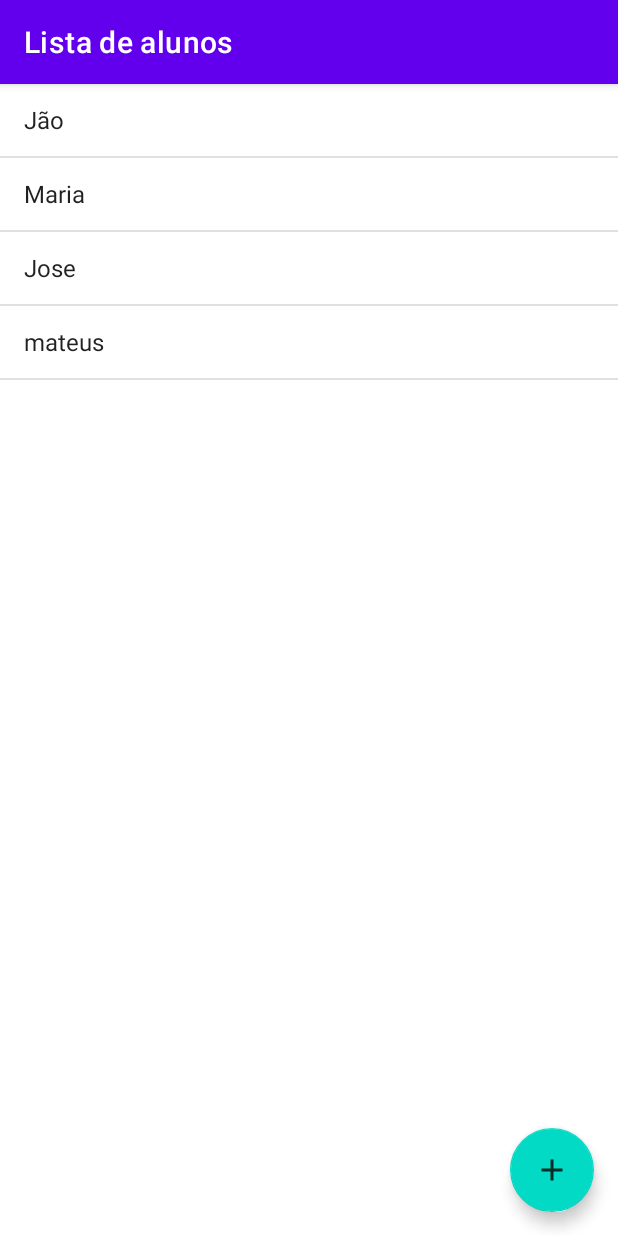
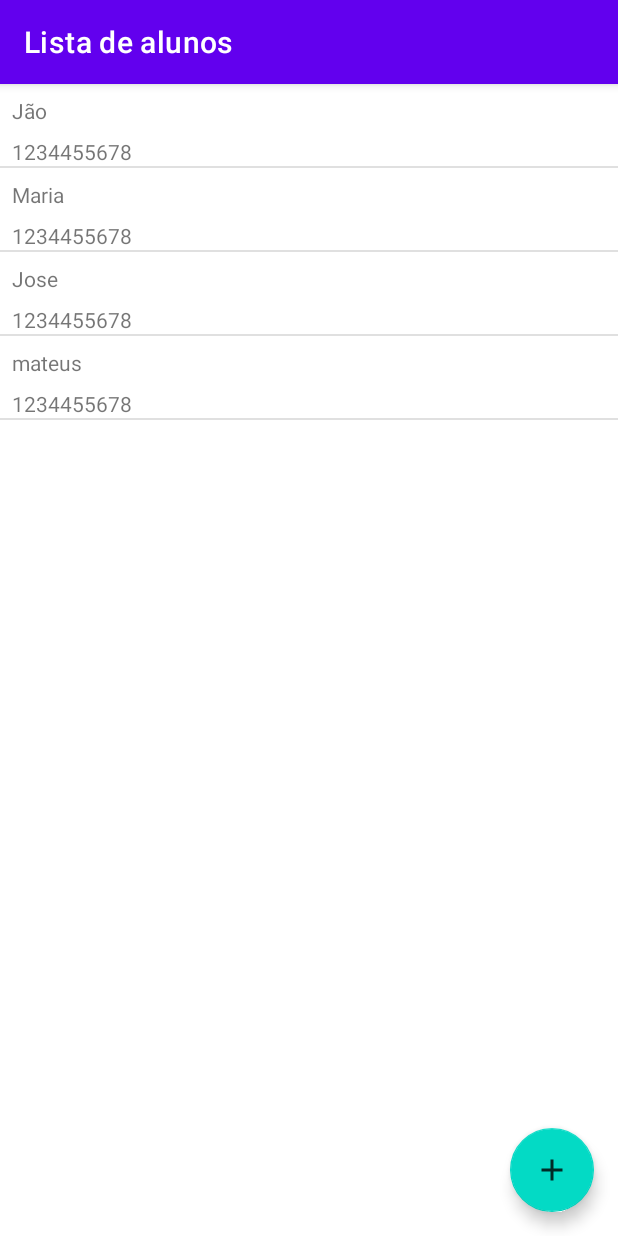
Before and after one commit to A-Pass-Studies/alura.android-training.project01-student-contacts, an Android app: the screen it shows after launch (ListaAlunoActivity), on a phone screen of 412 x 824 dp. Run offline under Robolectric (Android 15) with nearby library versions, the phone set to English and light mode, and no system bars.

Commit message:
Adiciona Adapter personalizado para lista de alunos

```diff
--- a/app/src/main/java/br/com/alura/agenda/model/Aluno.java
+++ b/app/src/main/java/br/com/alura/agenda/model/Aluno.java
@@ -19,6 +19,7 @@ public class Aluno implements Serializable {
         this.telefone = telefone;
         this.email = email;
     }
+
 
     public int getId() {
         return id;
--- a/app/src/main/java/br/com/alura/agenda/ui/activity/ListaAlunoActivity.java
+++ b/app/src/main/java/br/com/alura/agenda/ui/activity/ListaAlunoActivity.java
@@ -9,8 +9,10 @@ import android.util.Log;
 import android.view.ContextMenu;
 import android.view.MenuItem;
 import android.view.View;
+import android.view.ViewGroup;
 import android.widget.AdapterView;
 import android.widget.ArrayAdapter;
+import android.widget.BaseAdapter;
 import android.widget.ListView;
 
 import com.google.android.material.floatingactionbutton.FloatingActionButton;
@@ -22,12 +24,13 @@ import br.com.alura.agenda.R;
 import br.com.alura.agenda.dao.AlunoDAO;
 import br.com.alura.agenda.dao.AlunoDAOImpl;
 import br.com.alura.agenda.model.Aluno;
+import br.com.alura.agenda.ui.adapter.ListaAlunosAdapter;
 
 public class ListaAlunoActivity extends AppCompatActivity {
 
     private AlunoDAO alunoDAO = new AlunoDAOImpl();
 
-    private ArrayAdapter alunosListVwAdapter;
+    private ListaAlunosAdapter alunosListVwAdapter;
 
     @Override
     protected void onCreate(Bundle savedInstanceState) {
@@ -74,7 +77,7 @@ public class ListaAlunoActivity extends AppCompatActivity {
 
     private void setupAlunosListView() {
         ListView alunosListVw = findViewById(R.id.activity_lista_alunos_listview);
-        alunosListVwAdapter = new ArrayAdapter<>(this, android.R.layout.simple_list_item_1);
+        alunosListVwAdapter = new ListaAlunosAdapter();
         alunosListVw.setAdapter(alunosListVwAdapter);
         alunosListVw.setOnItemClickListener(this::onAlunoClick);
         registerForContextMenu(alunosListVw);
--- /dev/null
+++ b/app/src/main/java/br/com/alura/agenda/ui/adapter/ListaAlunosAdapter.java
@@ -0,0 +1,60 @@
+package br.com.alura.agenda.ui.adapter;
+
+import android.content.Context;
+import android.view.LayoutInflater;
+import android.view.View;
+import android.view.ViewGroup;
+import android.widget.BaseAdapter;
+import android.widget.TextView;
+
+import java.util.ArrayList;
+import java.util.List;
+
+import br.com.alura.agenda.R;
+import br.com.alura.agenda.model.Aluno;
+
+public class ListaAlunosAdapter extends BaseAdapter {
+
+    private final List<Aluno> alunos = new ArrayList<>();
+
+    @Override
+    public int getCount() {
+        return alunos.size();
+    }
+
+    @Override
+    public Aluno getItem(int posicao) {
+        return alunos.get(posicao);
+    }
+
+    @Override
+    public long getItemId(int posicao) {
+        return alunos.get(posicao).getId();
+    }
+
+    @Override
+    public View getView(int position, View view, ViewGroup viewGroup) {
+        View vw = LayoutInflater
+                .from(viewGroup.getContext())
+                .inflate(R.layout.item_aluno, viewGroup, false);
+
+        Aluno aluno = alunos.get(position);
+
+        ((TextView)vw.findViewById(R.id.item_aluno_nome)).setText(aluno.getNome());
+        ((TextView)vw.findViewById(R.id.item_aluno_telefone)).setText(aluno.getTelefone());
+
+        return vw;
+    }
+
+    public void clear() {
+        alunos.clear();
+    }
+
+    public void addAll(List<Aluno> alunos) {
+        this.alunos.addAll(alunos);
+    }
+
+    public void remove(Aluno aluno) {
+        alunos.remove(aluno);
+    }
+}
--- /dev/null
+++ b/app/src/main/res/layout/item_aluno.xml
@@ -0,0 +1,21 @@
+<?xml version="1.0" encoding="utf-8"?>
+<LinearLayout xmlns:android="http://schemas.android.com/apk/res/android"
+    xmlns:tools="http://schemas.android.com/tools"
+    android:orientation="vertical"
+    android:layout_width="match_parent"
+    android:layout_height="wrap_content">
+
+    <TextView
+        android:id="@+id/item_aluno_nome"
+        android:layout_width="match_parent"
+        android:layout_height="wrap_content"
+        android:layout_margin="8dp"/>
+
+    <TextView
+        android:id="@+id/item_aluno_telefone"
+        android:layout_width="match_parent"
+        android:layout_height="wrap_content"
+        android:layout_marginHorizontal="8dp"
+        android:text="aluno"
+        tools:text="Telefone"/>
+</LinearLayout>
```
